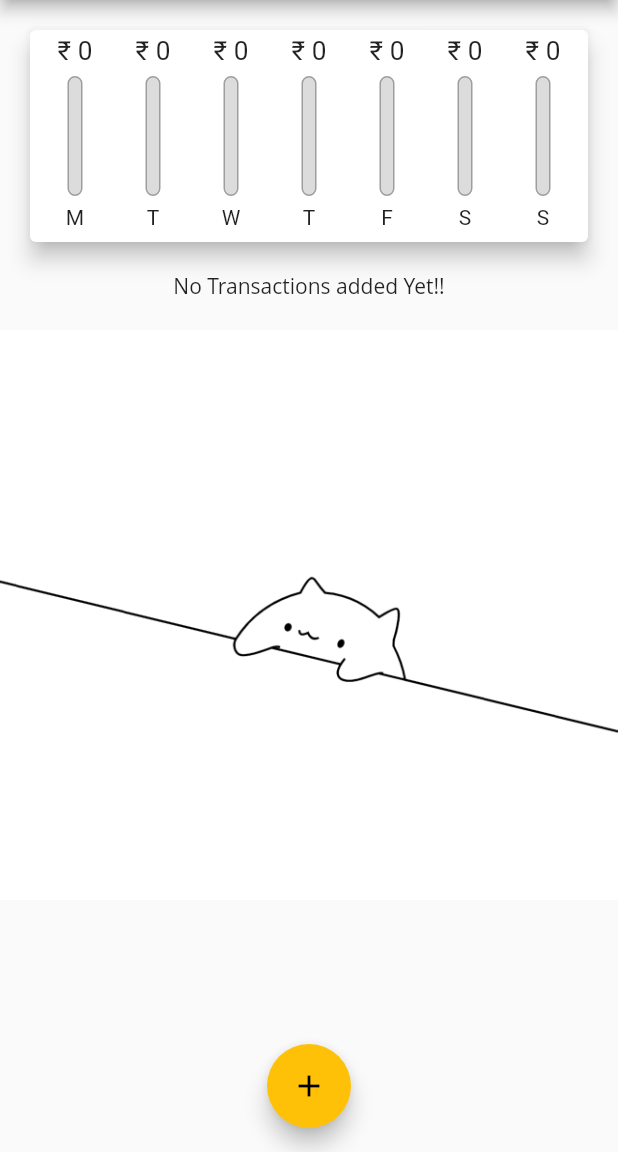
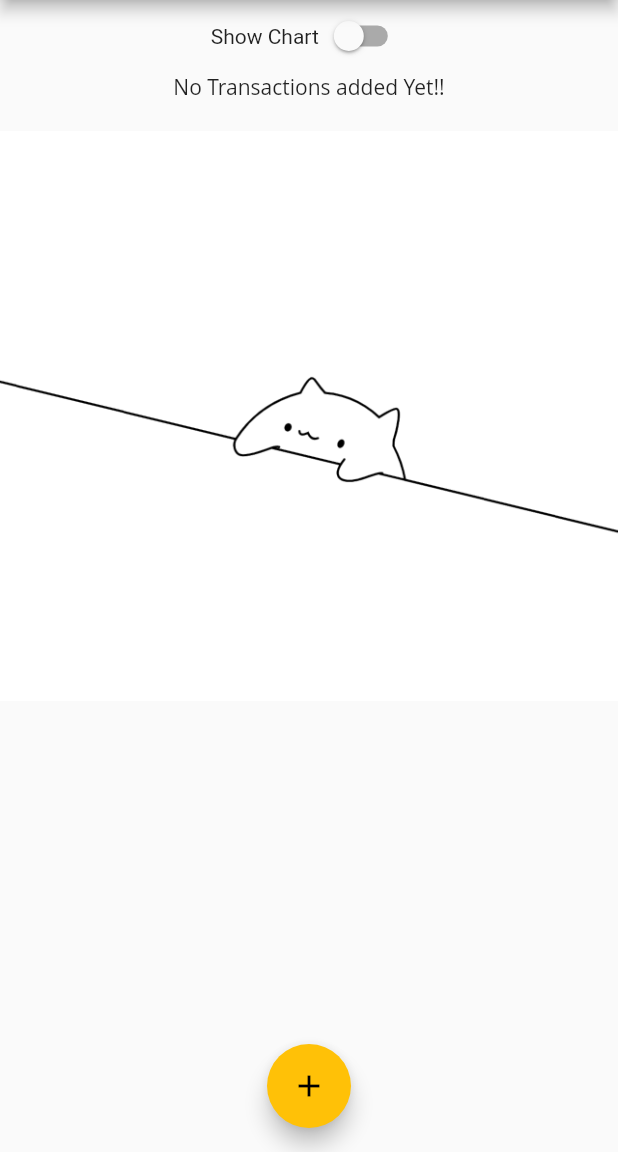
Before and after one commit to marizvi/Expense_App, a Flutter app: the screen it shows after launch, on a phone screen of 412 x 824 dp, the part 84-1236 px from its top. Run offline on Flutter 3.47's test engine with Material 2 defaults, Android fonts, the phone set to English and light mode, and no system bars; Roboto replaces fonts that are missing (Open Sans).

Commit message:
Switvh added

```diff
--- a/lib/main.dart
+++ b/lib/main.dart
@@ -21,11 +21,12 @@ class MyApp extends StatelessWidget {
         errorColor: Colors.red,
         fontFamily: 'DancingScript',
            textTheme:ThemeData.light().textTheme.copyWith(
-          button: TextStyle(color: Colors.white),
+          // button: TextStyle(color: Colors.white),
           title: TextStyle(
+                          color: Colors.white,
                           fontFamily: 'Roboto',
-                          fontSize: 20,
-                          fontWeight:FontWeight.w800
+                          fontSize: 12,
+                          fontWeight:FontWeight.w400
                           ),
           ),
          //with this we can only provide Roboto font to whole appbar title.
@@ -125,7 +126,7 @@ void startAddNewTransaction(BuildContext ctx)
    }
    );
 }
-
+bool _showChart = false;
   @override
   Widget build(BuildContext context) {
 
@@ -142,11 +143,24 @@ void startAddNewTransaction(BuildContext ctx)
         children:
         <Widget>[
 
+          Row(
+            mainAxisAlignment: MainAxisAlignment.center,
+            children: [
+              Text('Show Chart'),
+              Switch(value: _showChart, onChanged: (val){
+                setState(() {
+                  _showChart = val;
+                });
+              })
+            ],
+            ),
+           _showChart ?
            Container(
              height: MediaQuery.of(context).size.height*0.22,
              child:
            Chart(_recentTransactions),
-           ),
+           ):
+
                 // UserTransaction(),
                 TransactionList(_usertransaction,_deleteTransaction),
 
```
Also changed, not shown: lib/widgets/transaction_list.dart (+6 -5 lines).
